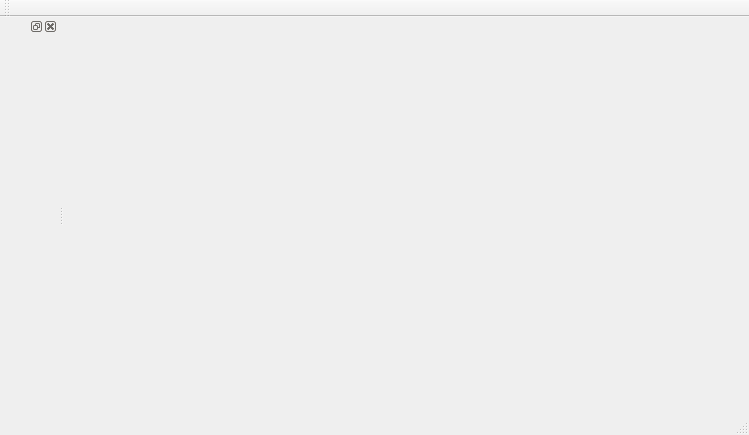
The window that fileexplorer.ui (zare3/DiskAnalyser) describes before a commit, drawn with Qt 5.
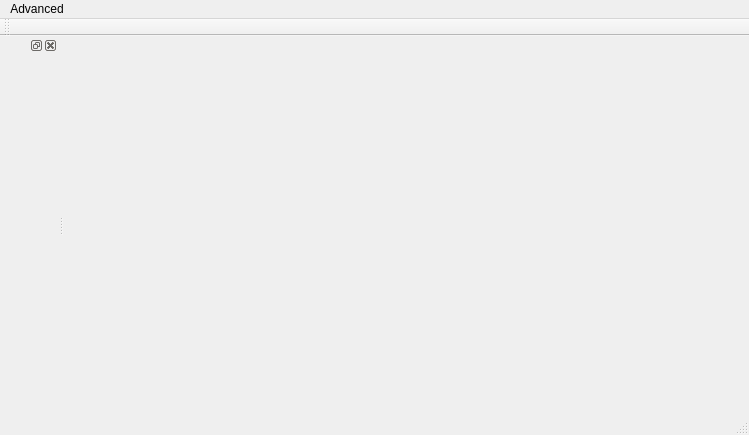
The same window after the commit.

What changed in the file:
```diff
--- a/fileexplorer.ui
+++ b/fileexplorer.ui
@@ -23,6 +23,14 @@
      <height>25</height>
     </rect>
    </property>
+   <widget class="QMenu" name="menuAdvanced">
+    <property name="title">
+     <string>Advanced</string>
+    </property>
+    <addaction name="actionCheck_Disk_Fragmentation"/>
+    <addaction name="actionCheck_Security_Threats"/>
+   </widget>
+   <addaction name="menuAdvanced"/>
   </widget>
   <widget class="QToolBar" name="mainToolBar">
    <attribute name="toolBarArea">
```
Left out of the diff: 10 changed lines with no effect on the pictures.
